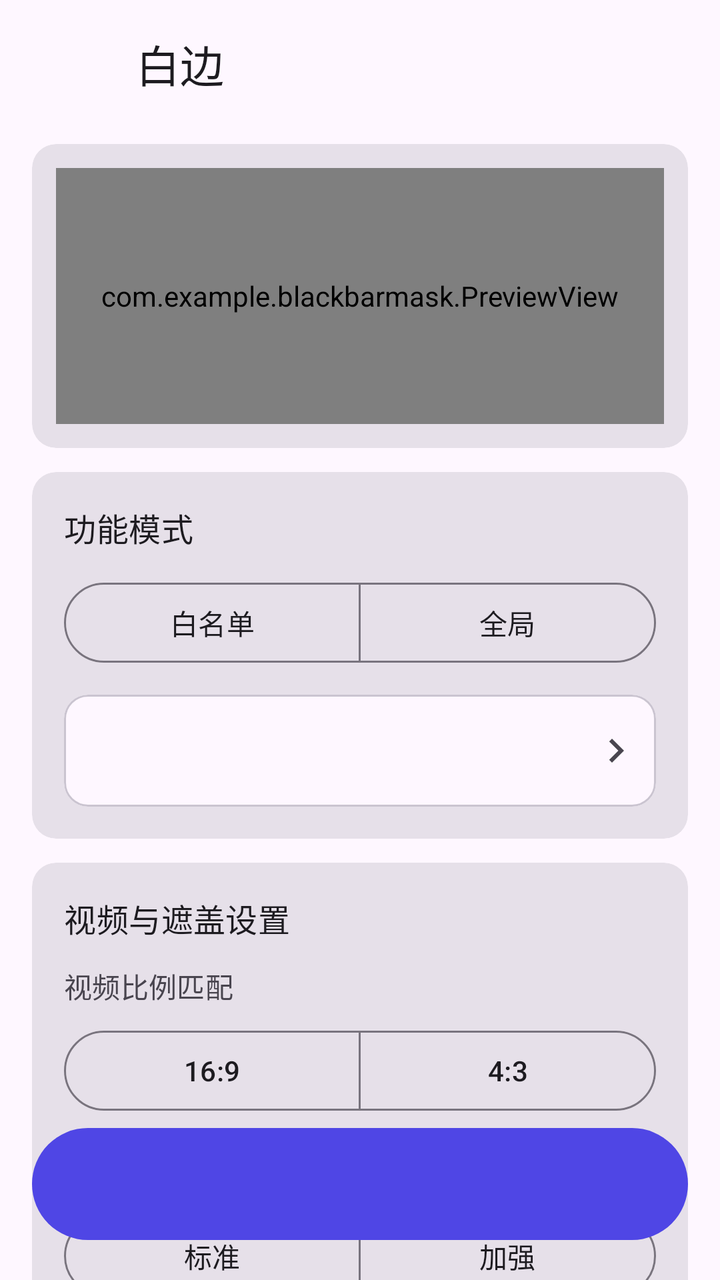
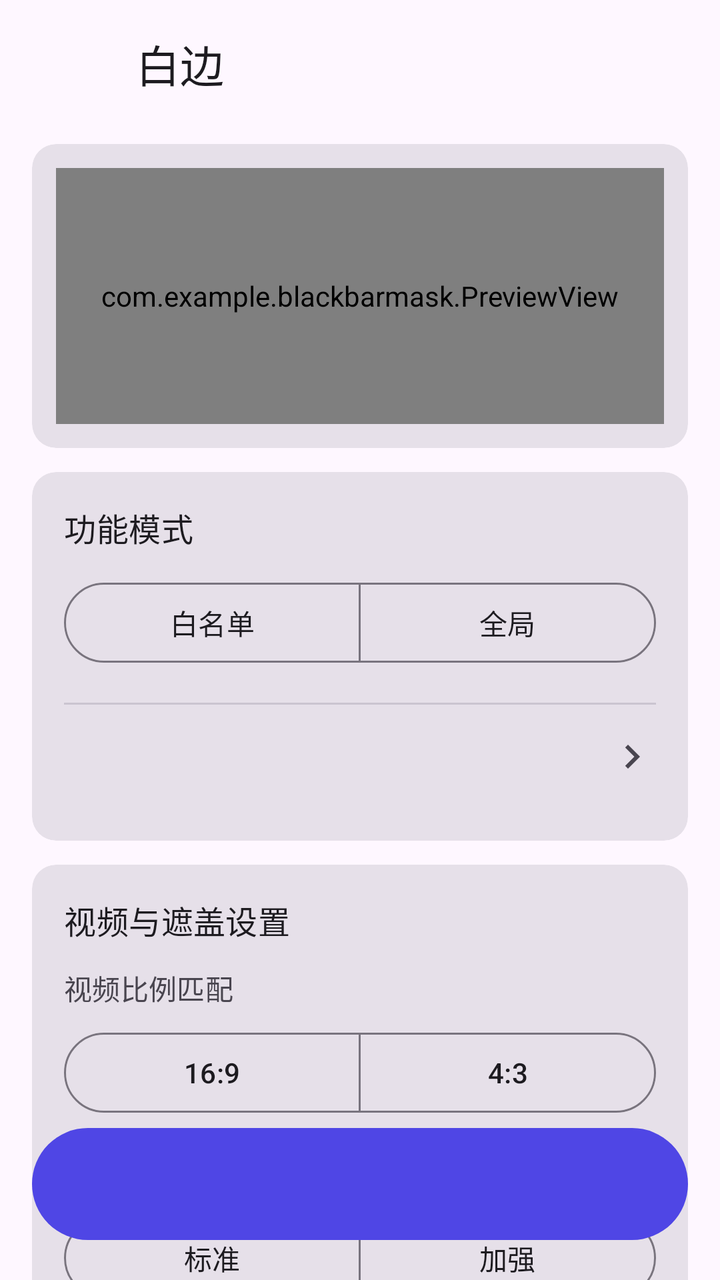

Compare the two renders of this Android layout. The source of the first and the diff that turns it into the second are given below.
<!-- AndroidManifest.xml: application theme Theme.Baibian -->
<!-- res/layout/activity_main.xml -->
<?xml version="1.0" encoding="utf-8"?>
<androidx.coordinatorlayout.widget.CoordinatorLayout
    xmlns:android="http://schemas.android.com/apk/res/android"
    xmlns:app="http://schemas.android.com/apk/res-auto"
    android:layout_width="match_parent"
    android:layout_height="match_parent"
    android:background="?attr/colorSurface">

    <com.google.android.material.appbar.AppBarLayout
        android:layout_width="match_parent"
        android:layout_height="wrap_content"
        style="@style/Widget.Material3.AppBarLayout">

        <com.google.android.material.appbar.MaterialToolbar
            android:layout_width="match_parent"
            android:layout_height="?attr/actionBarSize">

            <LinearLayout
                android:layout_width="wrap_content"
                android:layout_height="match_parent"
                android:gravity="center_vertical"
                android:orientation="horizontal"
                android:paddingStart="4dp">

                <ImageView
                    android:layout_width="36dp"
                    android:layout_height="36dp"
                    android:importantForAccessibility="no"
                    android:src="@mipmap/ic_launcher" />

                <TextView
                    android:layout_width="wrap_content"
                    android:layout_height="wrap_content"
                    android:layout_marginStart="12dp"
                    android:text="白边"
                    android:textAppearance="?attr/textAppearanceTitleLarge"
                    android:textColor="?attr/colorOnSurface" />
            </LinearLayout>
        </com.google.android.material.appbar.MaterialToolbar>
    </com.google.android.material.appbar.AppBarLayout>

    <androidx.core.widget.NestedScrollView
        android:layout_width="match_parent"
        android:layout_height="match_parent"
        android:clipToPadding="false"
        android:fillViewport="true"
        app:layout_behavior="@string/appbar_scrolling_view_behavior">

        <LinearLayout
            android:layout_width="match_parent"
            android:layout_height="wrap_content"
            android:gravity="center_vertical"
            android:orientation="vertical"
            android:paddingStart="16dp"
            android:paddingTop="8dp"
            android:paddingEnd="16dp"
            android:paddingBottom="104dp">

            <com.google.android.material.button.MaterialButton
                android:id="@+id/banner"
                style="@style/Widget.Material3.Button.TonalButton"
                android:layout_width="match_parent"
                android:layout_height="wrap_content"
                android:layout_marginBottom="12dp"
                android:visibility="gone" />

            
            <com.google.android.material.card.MaterialCardView
                style="@style/Widget.Material3.CardView.Filled"
                android:layout_width="match_parent"
                android:layout_height="wrap_content"
                android:layout_marginBottom="12dp">

                <com.example.blackbarmask.PreviewView
                    android:id="@+id/preview"
                    android:layout_width="match_parent"
                    android:layout_height="128dp"
                    android:layout_margin="12dp" />
            </com.google.android.material.card.MaterialCardView>

            
            <com.google.android.material.card.MaterialCardView
                style="@style/Widget.Material3.CardView.Filled"
                android:layout_width="match_parent"
                android:layout_height="wrap_content"
                android:layout_marginBottom="12dp">

                <LinearLayout
                    android:layout_width="match_parent"
                    android:layout_height="wrap_content"
                    android:orientation="vertical"
                    android:padding="16dp">

                    <TextView
                        android:layout_width="wrap_content"
                        android:layout_height="wrap_content"
                        android:layout_marginBottom="12dp"
                        android:text="功能模式"
                        android:textAppearance="?attr/textAppearanceTitleMedium" />

                    <com.google.android.material.button.MaterialButtonToggleGroup
                        android:id="@+id/mode_group"
                        android:layout_width="match_parent"
                        android:layout_height="wrap_content"
                        app:selectionRequired="true"
                        app:singleSelection="true">

                        <com.google.android.material.button.MaterialButton
                            android:id="@+id/mode_whitelist"
                            style="?attr/materialButtonOutlinedStyle"
                            android:layout_width="0dp"
                            android:layout_height="wrap_content"
                            android:layout_weight="1"
                            android:text="白名单" />

                        <com.google.android.material.button.MaterialButton
                            android:id="@+id/mode_global"
                            style="?attr/materialButtonOutlinedStyle"
                            android:layout_width="0dp"
                            android:layout_height="wrap_content"
                            android:layout_weight="1"
                            android:text="全局" />
                    </com.google.android.material.button.MaterialButtonToggleGroup>

                    <com.google.android.material.card.MaterialCardView
                        android:id="@+id/apps_row"
                        style="@style/Widget.Material3.CardView.Outlined"
                        android:layout_width="match_parent"
                        android:layout_height="56dp"
                        android:layout_marginTop="12dp"
                        android:clickable="true"
                        android:focusable="true">

                        <LinearLayout
                            android:layout_width="match_parent"
                            android:layout_height="match_parent"
                            android:gravity="center_vertical"
                            android:orientation="horizontal"
                            android:paddingStart="16dp"
                            android:paddingEnd="8dp">

                            <LinearLayout
                                android:id="@+id/icon_box"
                                android:layout_width="wrap_content"
                                android:layout_height="wrap_content"
                                android:orientation="horizontal" />

                            <TextView
                                android:id="@+id/apps_tv"
                                android:layout_width="0dp"
                                android:layout_height="wrap_content"
                                android:layout_weight="1"
                                android:textAppearance="?attr/textAppearanceBodyLarge" />

                            <ImageView
                                android:id="@+id/arrow"
                                android:layout_width="24dp"
                                android:layout_height="24dp"
                                android:importantForAccessibility="no"
                                android:src="@drawable/ic_chevron"
                                app:tint="?attr/colorOnSurfaceVariant" />
                        </LinearLayout>
                    </com.google.android.material.card.MaterialCardView>
                </LinearLayout>
            </com.google.android.material.card.MaterialCardView>

            
            <com.google.android.material.card.MaterialCardView
                style="@style/Widget.Material3.CardView.Filled"
                android:layout_width="match_parent"
                android:layout_height="wrap_content"
                android:layout_marginBottom="12dp">

                <LinearLayout
                    android:layout_width="match_parent"
                    android:layout_height="wrap_content"
                    android:orientation="vertical"
                    android:padding="16dp">

                    <TextView
                        android:layout_width="wrap_content"
                        android:layout_height="wrap_content"
                        android:text="视频与遮盖设置"
                        android:textAppearance="?attr/textAppearanceTitleMedium" />

                    <TextView
                        android:layout_width="wrap_content"
                        android:layout_height="wrap_content"
                        android:layout_marginTop="12dp"
                        android:layout_marginBottom="8dp"
                        android:text="视频比例匹配"
                        android:textAppearance="?attr/textAppearanceLabelLarge"
                        android:textColor="?attr/colorOnSurfaceVariant" />

                    <com.google.android.material.button.MaterialButtonToggleGroup
                        android:id="@+id/ratio_group"
                        android:layout_width="match_parent"
                        android:layout_height="wrap_content"
                        app:selectionRequired="true"
                        app:singleSelection="true">

                        <com.google.android.material.button.MaterialButton
                            android:id="@+id/ratio_169"
                            style="?attr/materialButtonOutlinedStyle"
                            android:layout_width="0dp"
                            android:layout_height="wrap_content"
                            android:layout_weight="1"
                            android:text="16:9" />

                        <com.google.android.material.button.MaterialButton
                            android:id="@+id/ratio_43"
                            style="?attr/materialButtonOutlinedStyle"
                            android:layout_width="0dp"
                            android:layout_height="wrap_content"
                            android:layout_weight="1"
                            android:text="4:3" />
                    </com.google.android.material.button.MaterialButtonToggleGroup>

                    <TextView
                        android:layout_width="wrap_content"
                        android:layout_height="wrap_content"
                        android:layout_marginTop="16dp"
                        android:layout_marginBottom="8dp"
                        android:text="遮盖深度"
                        android:textAppearance="?attr/textAppearanceLabelLarge"
                        android:textColor="?attr/colorOnSurfaceVariant" />

                    <com.google.android.material.button.MaterialButtonToggleGroup
                        android:id="@+id/strength_group"
                        android:layout_width="match_parent"
                        android:layout_height="wrap_content"
                        app:selectionRequired="true"
                        app:singleSelection="true">

                        <com.google.android.material.button.MaterialButton
                            android:id="@+id/strength_std"
                            style="?attr/materialButtonOutlinedStyle"
                            android:layout_width="0dp"
                            android:layout_height="wrap_content"
                            android:layout_weight="1"
                            android:text="标准" />

                        <com.google.android.material.button.MaterialButton
                            android:id="@+id/strength_strong"
                            style="?attr/materialButtonOutlinedStyle"
                            android:layout_width="0dp"
                            android:layout_height="wrap_content"
                            android:layout_weight="1"
                            android:text="加强" />
                    </com.google.android.material.button.MaterialButtonToggleGroup>
                </LinearLayout>
            </com.google.android.material.card.MaterialCardView>

            
            <com.google.android.material.card.MaterialCardView
                style="@style/Widget.Material3.CardView.Filled"
                android:layout_width="match_parent"
                android:layout_height="wrap_content">

                <LinearLayout
                    android:layout_width="match_parent"
                    android:layout_height="wrap_content"
                    android:orientation="vertical"
                    android:padding="16dp">

                    <LinearLayout
                        android:layout_width="match_parent"
                        android:layout_height="wrap_content"
                        android:gravity="center_vertical"
                        android:orientation="horizontal">

                        <TextView
                            android:layout_width="0dp"
                            android:layout_height="wrap_content"
                            android:layout_weight="1"
                            android:text="边缘宽度微调"
                            android:textAppearance="?attr/textAppearanceTitleMedium" />

                        <com.google.android.material.button.MaterialButton
                            android:id="@+id/reset"
                            style="@style/Widget.Material3.Button.TextButton"
                            android:layout_width="wrap_content"
                            android:layout_height="wrap_content"
                            android:text="重置" />
                    </LinearLayout>

                    <LinearLayout
                        android:layout_width="match_parent"
                        android:layout_height="wrap_content"
                        android:layout_marginTop="8dp"
                        android:gravity="center_vertical"
                        android:orientation="horizontal">

                        <com.google.android.material.button.MaterialButton
                            android:id="@+id/minus"
                            style="@style/Widget.Material3.Button.IconButton.Filled.Tonal"
                            android:layout_width="wrap_content"
                            android:layout_height="wrap_content"
                            android:contentDescription="减小"
                            app:icon="@drawable/ic_minus" />

                        <com.google.android.material.textfield.TextInputLayout
                            style="@style/Widget.Material3.TextInputLayout.OutlinedBox"
                            android:layout_width="0dp"
                            android:layout_height="wrap_content"
                            android:layout_marginStart="8dp"
                            android:layout_marginEnd="8dp"
                            android:layout_weight="1"
                            app:suffixText="dp">

                            <com.google.android.material.textfield.TextInputEditText
                                android:id="@+id/offset_input"
                                android:layout_width="match_parent"
                                android:layout_height="wrap_content"
                                android:gravity="center"
                                android:imeOptions="actionDone"
                                android:inputType="numberSigned"
                                android:maxLength="4"
                                android:singleLine="true" />
                        </com.google.android.material.textfield.TextInputLayout>

                        <com.google.android.material.button.MaterialButton
                            android:id="@+id/plus"
                            style="@style/Widget.Material3.Button.IconButton.Filled.Tonal"
                            android:layout_width="wrap_content"
                            android:layout_height="wrap_content"
                            android:contentDescription="增大"
                            app:icon="@drawable/ic_plus" />
                    </LinearLayout>

                    <com.google.android.material.slider.Slider
                        android:id="@+id/slider"
                        android:layout_width="match_parent"
                        android:layout_height="wrap_content"
                        android:layout_marginTop="4dp"
                        android:valueFrom="-100"
                        android:valueTo="100"
                        android:stepSize="1"
                        app:labelBehavior="floating" />
                </LinearLayout>
            </com.google.android.material.card.MaterialCardView>
        </LinearLayout>
    </androidx.core.widget.NestedScrollView>

    
    <com.google.android.material.button.MaterialButton
        android:id="@+id/btn"
        android:layout_width="match_parent"
        android:layout_height="64dp"
        android:layout_gravity="bottom"
        android:layout_marginStart="16dp"
        android:layout_marginEnd="16dp"
        android:layout_marginBottom="16dp"
        android:textAppearance="?attr/textAppearanceTitleMedium"
        app:cornerRadius="32dp" />
</androidx.coordinatorlayout.widget.CoordinatorLayout>
<!-- resources referenced by this layout -->
<resources>
  <!-- drawable ic_chevron (drawable) -->
  <vector xmlns:android="http://schemas.android.com/apk/res/android"
      android:width="24dp" android:height="24dp" android:viewportWidth="24" android:viewportHeight="24">
      <path android:fillColor="#FF000000" android:pathData="M10,6L8.59,7.41 13.17,12l-4.58,4.59L10,18l6,-6z" />
  </vector>
  <!-- drawable ic_minus (drawable) -->
  <vector xmlns:android="http://schemas.android.com/apk/res/android"
      android:width="24dp" android:height="24dp" android:viewportWidth="24" android:viewportHeight="24">
      <path android:fillColor="#FF000000" android:pathData="M5,11h14v2H5z" />
  </vector>
  <!-- drawable ic_plus (drawable) -->
  <vector xmlns:android="http://schemas.android.com/apk/res/android"
      android:width="24dp" android:height="24dp" android:viewportWidth="24" android:viewportHeight="24">
      <path android:fillColor="#FF000000" android:pathData="M19,13h-6v6h-2v-6H5v-2h6V5h2v6h6v2z" />
  </vector>
  <!-- mipmap ic_launcher (mipmap-anydpi-v26) -->
  <?xml version="1.0" encoding="utf-8"?>
  <adaptive-icon xmlns:android="http://schemas.android.com/apk/res/android">
      <background android:drawable="@drawable/ic_launcher_background" />
      <foreground android:drawable="@drawable/ic_launcher_foreground" />
  </adaptive-icon>
  <style name="Theme.Baibian" parent="Theme.Material3.DayNight.NoActionBar">
          <item name="colorPrimary">#4F46E5</item>
          <item name="colorOnPrimary">#FFFFFF</item>
          <item name="colorPrimaryContainer">#E0E7FF</item>
          <item name="colorOnPrimaryContainer">#1E1B6B</item>
          <item name="android:statusBarColor">?attr/colorSurface</item>
          <item name="android:navigationBarColor">?attr/colorSurface</item>
      </style>
  <!-- drawable ic_launcher_background (drawable) -->
  <vector xmlns:android="http://schemas.android.com/apk/res/android"
      xmlns:aapt="http://schemas.android.com/aapt"
      android:width="108dp"
      android:height="108dp"
      android:viewportWidth="108"
      android:viewportHeight="108">
      <path android:pathData="M0,0h108v108h-108z">
          <aapt:attr name="android:fillColor">
              <gradient
                  android:startX="0"
                  android:startY="0"
                  android:endX="108"
                  android:endY="108"
                  android:type="linear">
                  <item android:color="#5B5BF0" android:offset="0.0" />
                  <item android:color="#12B5E5" android:offset="1.0" />
              </gradient>
          </aapt:attr>
      </path>
  </vector>
  <!-- drawable ic_launcher_foreground (drawable) -->
  <vector xmlns:android="http://schemas.android.com/apk/res/android"
      android:width="108dp"
      android:height="108dp"
      android:viewportWidth="108"
      android:viewportHeight="108">
      
      <path
          android:fillColor="#33000000"
          android:pathData="M34,38.5h40a6,6 0 0 1 6,6v24a6,6 0 0 1 -6,6h-40a6,6 0 0 1 -6,-6v-24a6,6 0 0 1 6,-6z" />
      
      <path
          android:fillColor="#FFFFFF"
          android:pathData="M34,36h40a6,6 0 0 1 6,6v24a6,6 0 0 1 -6,6h-40a6,6 0 0 1 -6,-6v-24a6,6 0 0 1 6,-6z" />
      
      <path
          android:fillColor="#0B1020"
          android:pathData="M39,36h30v36h-30z" />
      
      <path
          android:fillColor="#FFFFFF"
          android:pathData="M47,54a7,7 0 1 0 14,0a7,7 0 1 0 -14,0z" />
      <path
          android:fillColor="#5B5BF0"
          android:pathData="M52.3,50.6l6,3.4l-6,3.4z" />
  </vector>
</resources>

<!-- the commit's change to res/layout/activity_main.xml (unified diff, before → after) -->
@@ -49,6 +49,7 @@
         <LinearLayout
             android:layout_width="match_parent"
             android:layout_height="wrap_content"
+            android:focusableInTouchMode="true"
             android:gravity="center_vertical"
             android:orientation="vertical"
             android:paddingStart="16dp"
@@ -122,45 +123,44 @@
                             android:text="全局" />
                     </com.google.android.material.button.MaterialButtonToggleGroup>
 
-                    <com.google.android.material.card.MaterialCardView
+                    <com.google.android.material.divider.MaterialDivider
+                        android:layout_width="match_parent"
+                        android:layout_height="wrap_content"
+                        android:layout_marginTop="16dp" />
+
+                    <LinearLayout
                         android:id="@+id/apps_row"
-                        style="@style/Widget.Material3.CardView.Outlined"
-                        android:layout_width="match_parent"
-                        android:layout_height="56dp"
-                        android:layout_marginTop="12dp"
+                        android:layout_width="match_parent"
+                        android:layout_height="52dp"
+                        android:background="?attr/selectableItemBackground"
                         android:clickable="true"
-                        android:focusable="true">
-
-                        <LinearLayout
-                            android:layout_width="match_parent"
-                            android:layout_height="match_parent"
-                            android:gravity="center_vertical"
-                            android:orientation="horizontal"
-                            android:paddingStart="16dp"
-                            android:paddingEnd="8dp">
-
-                            <LinearLayout
-                                android:id="@+id/icon_box"
-                                android:layout_width="wrap_content"
-                                android:layout_height="wrap_content"
-                                android:orientation="horizontal" />
-
-                            <TextView
-                                android:id="@+id/apps_tv"
-                                android:layout_width="0dp"
-                                android:layout_height="wrap_content"
-                                android:layout_weight="1"
-                                android:textAppearance="?attr/textAppearanceBodyLarge" />
-
-                            <ImageView
-                                android:id="@+id/arrow"
-                                android:layout_width="24dp"
-                                android:layout_height="24dp"
-                                android:importantForAccessibility="no"
-                                android:src="@drawable/ic_chevron"
-                                app:tint="?attr/colorOnSurfaceVariant" />
-                        </LinearLayout>
-                    </com.google.android.material.card.MaterialCardView>
+                        android:focusable="true"
+                        android:gravity="center_vertical"
+                        android:orientation="horizontal">
+
+                        <TextView
+                            android:id="@+id/apps_tv"
+                            android:layout_width="0dp"
+                            android:layout_height="wrap_content"
+                            android:layout_weight="1"
+                            android:textAppearance="?attr/textAppearanceBodyLarge" />
+
+                        <TextView
+                            android:id="@+id/apps_count"
+                            android:layout_width="wrap_content"
+                            android:layout_height="wrap_content"
+                            android:textAppearance="?attr/textAppearanceBodyMedium"
+                            android:textColor="?attr/colorOnSurfaceVariant" />
+
+                        <ImageView
+                            android:id="@+id/arrow"
+                            android:layout_width="24dp"
+                            android:layout_height="24dp"
+                            android:layout_marginStart="4dp"
+                            android:importantForAccessibility="no"
+                            android:src="@drawable/ic_chevron"
+                            app:tint="?attr/colorOnSurfaceVariant" />
+                    </LinearLayout>
                 </LinearLayout>
             </com.google.android.material.card.MaterialCardView>
 
@@ -261,7 +261,10 @@
                     android:layout_width="match_parent"
                     android:layout_height="wrap_content"
                     android:orientation="vertical"
-                    android:padding="16dp">
+                    android:paddingStart="16dp"
+                    android:paddingTop="12dp"
+                    android:paddingEnd="8dp"
+                    android:paddingBottom="8dp">
 
                     <LinearLayout
                         android:layout_width="match_parent"
@@ -276,36 +279,10 @@
                             android:text="边缘宽度微调"
                             android:textAppearance="?attr/textAppearanceTitleMedium" />
 
-                        <com.google.android.material.button.MaterialButton
-                            android:id="@+id/reset"
-                            style="@style/Widget.Material3.Button.TextButton"
-                            android:layout_width="wrap_content"
-                            android:layout_height="wrap_content"
-                            android:text="重置" />
-                    </LinearLayout>
-
-                    <LinearLayout
-                        android:layout_width="match_parent"
-                        android:layout_height="wrap_content"
-                        android:layout_marginTop="8dp"
-                        android:gravity="center_vertical"
-                        android:orientation="horizontal">
-
-                        <com.google.android.material.button.MaterialButton
-                            android:id="@+id/minus"
-                            style="@style/Widget.Material3.Button.IconButton.Filled.Tonal"
-                            android:layout_width="wrap_content"
-                            android:layout_height="wrap_content"
-                            android:contentDescription="减小"
-                            app:icon="@drawable/ic_minus" />
-
                         <com.google.android.material.textfield.TextInputLayout
-                            style="@style/Widget.Material3.TextInputLayout.OutlinedBox"
-                            android:layout_width="0dp"
-                            android:layout_height="wrap_content"
-                            android:layout_marginStart="8dp"
-                            android:layout_marginEnd="8dp"
-                            android:layout_weight="1"
+                            style="@style/Widget.Material3.TextInputLayout.OutlinedBox.Dense"
+                            android:layout_width="104dp"
+                            android:layout_height="wrap_content"
                             app:suffixText="dp">
 
                             <com.google.android.material.textfield.TextInputEditText
@@ -320,23 +297,48 @@
                         </com.google.android.material.textfield.TextInputLayout>
 
                         <com.google.android.material.button.MaterialButton
+                            android:id="@+id/reset"
+                            style="@style/Widget.Material3.Button.TextButton"
+                            android:layout_width="wrap_content"
+                            android:layout_height="wrap_content"
+                            android:minWidth="0dp"
+                            android:paddingStart="12dp"
+                            android:paddingEnd="12dp"
+                            android:text="重置" />
+                    </LinearLayout>
+
+                    <LinearLayout
+                        android:layout_width="match_parent"
+                        android:layout_height="wrap_content"
+                        android:gravity="center_vertical"
+                        android:orientation="horizontal">
+
+                        <com.google.android.material.button.MaterialButton
+                            android:id="@+id/minus"
+                            style="@style/Widget.Material3.Button.IconButton.Filled.Tonal"
+                            android:layout_width="40dp"
+                            android:layout_height="40dp"
+                            android:contentDescription="减小"
+                            app:icon="@drawable/ic_minus" />
+
+                        <com.google.android.material.slider.Slider
+                            android:id="@+id/slider"
+                            android:layout_width="0dp"
+                            android:layout_height="wrap_content"
+                            android:layout_weight="1"
+                            android:stepSize="1"
+                            android:valueFrom="-100"
+                            android:valueTo="100"
+                            app:labelBehavior="floating" />
+
+                        <com.google.android.material.button.MaterialButton
                             android:id="@+id/plus"
                             style="@style/Widget.Material3.Button.IconButton.Filled.Tonal"
-                            android:layout_width="wrap_content"
-                            android:layout_height="wrap_content"
+                            android:layout_width="40dp"
+                            android:layout_height="40dp"
                             android:contentDescription="增大"
                             app:icon="@drawable/ic_plus" />
                     </LinearLayout>
-
-                    <com.google.android.material.slider.Slider
-                        android:id="@+id/slider"
-                        android:layout_width="match_parent"
-                        android:layout_height="wrap_content"
-                        android:layout_marginTop="4dp"
-                        android:valueFrom="-100"
-                        android:valueTo="100"
-                        android:stepSize="1"
-                        app:labelBehavior="floating" />
                 </LinearLayout>
             </com.google.android.material.card.MaterialCardView>
         </LinearLayout>
